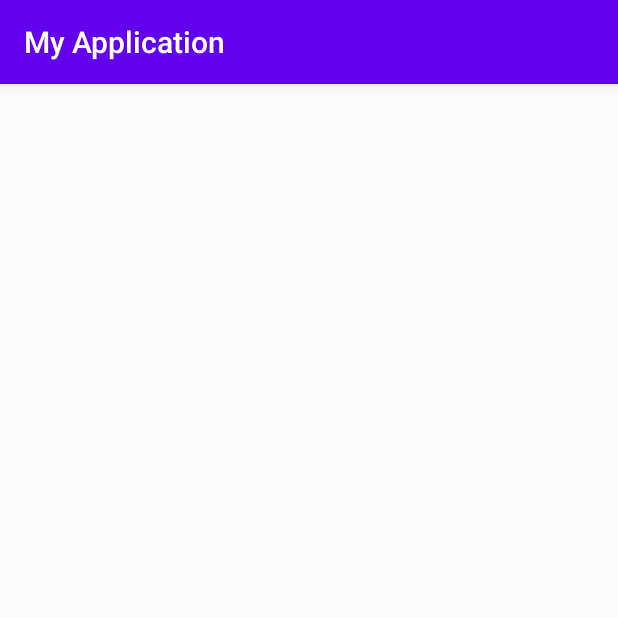
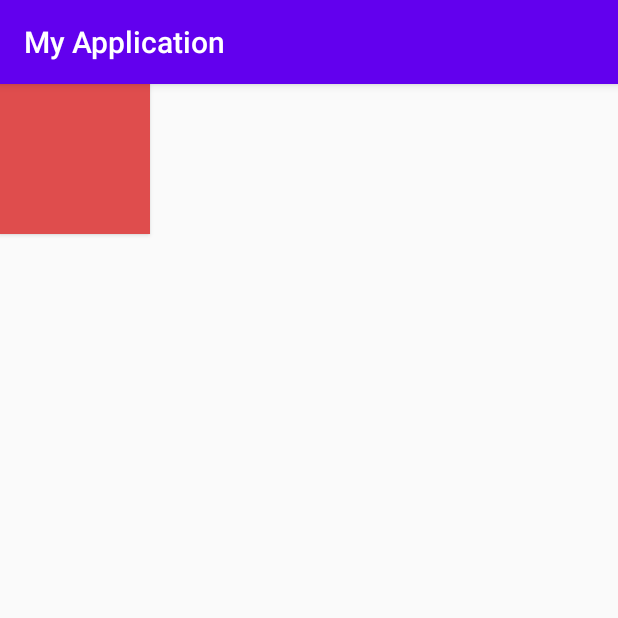
Before and after one commit to minhyuuk/AloneAppStudy, an Android app: the screen it shows after launch (NullSafety before the commit, Resource after it), on a phone screen of 412 x 824 dp, the top half of it. Run offline under Robolectric (Android 15) with nearby library versions, the phone set to English and light mode, and no system bars.

Commit message:
SDK 버전 오류날 때 Resource 사용하기

```diff
--- /dev/null
+++ b/app/src/main/java/com/example/myapplication/Practice/Resource.kt
@@ -0,0 +1,33 @@
+package com.example.myapplication.Practice
+
+import android.os.Build
+import androidx.appcompat.app.AppCompatActivity
+import android.os.Bundle
+import android.util.Log
+import com.example.myapplication.R
+import kotlinx.android.synthetic.main.activity_resource.*
+
+class Resource : AppCompatActivity() {
+    override fun onCreate(savedInstanceState: Bundle?) {
+        super.onCreate(savedInstanceState)
+        setContentView(R.layout.activity_resource)
+
+        // 1
+        val ment = resources.getString(R.string.textview_text)
+        Log.d("mentt", "ment : " + ment)
+
+        // 2
+        val ment2 = getString(R.string.textview_text)
+        Log.d("mentt","ment : " + ment2)
+
+        // SDK
+        val color = if(Build.VERSION.SDK_INT >= Build.VERSION_CODES.M) {
+            button.setBackgroundColor(getColor(R.color.textview_color))
+            getColor(R.color.textview_color)
+        } else {
+            button.setBackgroundColor(resources.getColor(R.color.textview_color))
+        }
+
+
+    }
+}
--- /dev/null
+++ b/app/src/main/res/layout/activity_resource.xml
@@ -0,0 +1,16 @@
+<?xml version="1.0" encoding="utf-8"?>
+<LinearLayout xmlns:android="http://schemas.android.com/apk/res/android"
+    xmlns:app="http://schemas.android.com/apk/res-auto"
+    xmlns:tools="http://schemas.android.com/tools"
+    android:layout_width="match_parent"
+    android:layout_height="match_parent"
+    tools:context=".Practice.Resource"
+    android:orientation="vertical">
+
+    <Button
+        android:id="@+id/button"
+        android:layout_width="100dp"
+        android:layout_height="100dp"
+        android:background="@color/colorPrimaryDark"/>
+
+</LinearLayout>
```
Also changed, not shown: app/src/main/AndroidManifest.xml (+4 -4 lines), app/src/main/res/values/styles.xml (+7 -0 lines).
